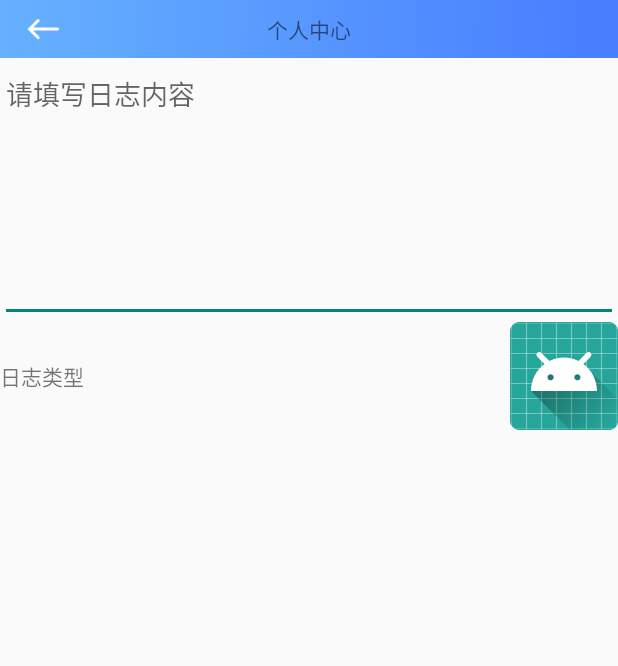
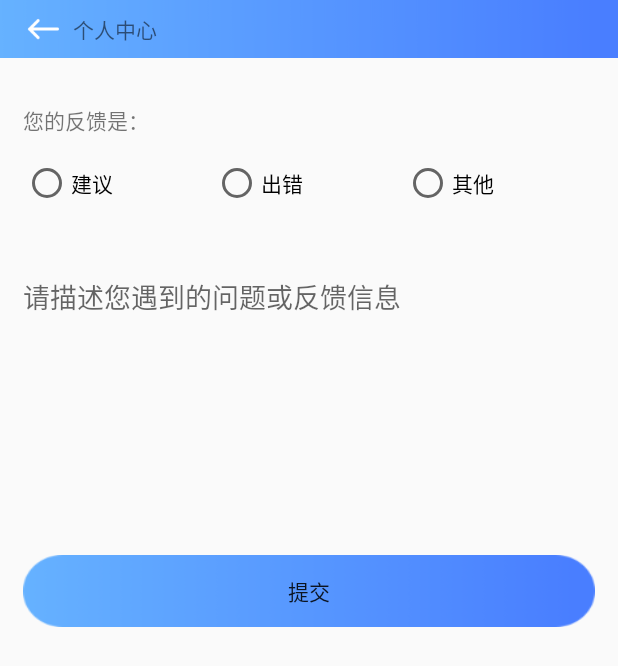
Before and after one commit to eagle913/SDWans, an Android app: the LogReportActivity screen opened directly, with no data from a screen before it, on a phone screen of 412 x 824 dp. Shown: the top 666 px of the screen. Run offline under Robolectric (Android 15) with nearby library versions, the phone set to English and light mode, and no system bars.

Commit message:
modify
界面调整

```diff
--- a/app/src/main/res/layout/activity_edit.xml
+++ b/app/src/main/res/layout/activity_edit.xml
@@ -10,10 +10,11 @@
     <include layout="@layout/header_layout" />
 
     <LinearLayout
-        android:background="@drawable/personal_item_line_bottom"
         android:id="@+id/linAvter"
         android:layout_width="match_parent"
-        android:layout_height="wrap_content"
+        android:layout_height="@dimen/common_item_height"
+        android:layout_marginLeft="@dimen/common_root_margin"
+        android:layout_marginRight="@dimen/common_root_margin"
         android:gravity="center_vertical"
         android:orientation="horizontal">
 
@@ -35,10 +36,11 @@
     </LinearLayout>
 
     <LinearLayout
-        android:background="@drawable/personal_item_line_bottom"
         android:id="@+id/linNick"
         android:layout_width="match_parent"
-        android:layout_height="wrap_content"
+        android:layout_height="@dimen/common_item_height"
+        android:layout_marginLeft="@dimen/common_root_margin"
+        android:layout_marginRight="@dimen/common_root_margin"
         android:gravity="center_vertical"
         android:orientation="horizontal">
 
@@ -51,14 +53,17 @@
         <TextView
             android:layout_width="wrap_content"
             android:layout_height="wrap_content"
+            android:drawableRight="@mipmap/sd_right_icon"
+            android:gravity="center_vertical"
             android:text="王小明" />
     </LinearLayout>
 
     <LinearLayout
-        android:background="@drawable/personal_item_line_bottom"
         android:id="@+id/linAcc"
         android:layout_width="match_parent"
-        android:layout_height="wrap_content"
+        android:layout_height="@dimen/common_item_height"
+        android:layout_marginLeft="@dimen/common_root_margin"
+        android:layout_marginRight="@dimen/common_root_margin"
         android:gravity="center_vertical"
         android:orientation="horizontal">
 
@@ -71,14 +76,17 @@
         <TextView
             android:layout_width="wrap_content"
             android:layout_height="wrap_content"
+            android:drawableRight="@mipmap/sd_right_icon"
+            android:gravity="center_vertical"
             android:text="tiger@163.com" />
     </LinearLayout>
 
     <LinearLayout
-        android:background="@drawable/personal_item_line_bottom"
         android:id="@+id/linCompany"
         android:layout_width="match_parent"
-        android:layout_height="wrap_content"
+        android:layout_height="@dimen/common_item_height"
+        android:layout_marginLeft="@dimen/common_root_margin"
+        android:layout_marginRight="@dimen/common_root_margin"
         android:gravity="center_vertical"
         android:orientation="horizontal">
 
@@ -86,11 +94,13 @@
             android:layout_width="wrap_content"
             android:layout_height="wrap_content"
             android:layout_weight="1"
-            android:text="@string/edit_avter" />
+            android:text="@string/edit_company" />
 
         <TextView
             android:layout_width="wrap_content"
             android:layout_height="wrap_content"
+            android:drawableRight="@mipmap/sd_right_icon"
+            android:gravity="center_vertical"
             android:text="风云科技优先公司" />
     </LinearLayout>
 </LinearLayout>
--- a/app/src/main/res/layout/activity_log_report.xml
+++ b/app/src/main/res/layout/activity_log_report.xml
@@ -10,33 +10,66 @@
         android:id="@+id/inc_header"
         layout="@layout/header_layout" />
 
+    <LinearLayout
+        android:id="@+id/linType"
+        android:layout_width="match_parent"
+        android:layout_height="wrap_content"
+        android:layout_marginTop="@dimen/common_root_margin"
+        android:orientation="vertical"
+        android:padding="@dimen/common_root_margin"
+        app:layout_constraintTop_toBottomOf="@id/inc_header">
+
+        <TextView
+            android:layout_width="wrap_content"
+            android:layout_height="wrap_content"
+            android:text="@string/report_your_idea" />
+
+        <RadioGroup
+            android:layout_width="match_parent"
+            android:id="@+id/radio"
+            android:layout_height="wrap_content"
+            android:layout_marginTop="@dimen/common_root_margin"
+            android:orientation="horizontal">
+
+            <RadioButton
+                android:layout_width="wrap_content"
+                android:layout_height="wrap_content"
+                android:layout_weight="1"
+                android:text="@string/report_type_suj" />
+
+            <RadioButton
+                android:layout_width="wrap_content"
+                android:layout_height="wrap_content"
+                android:layout_weight="1"
+                android:text="@string/report_type_err" />
+
+            <RadioButton
+                android:layout_width="wrap_content"
+                android:layout_height="wrap_content"
+                android:layout_weight="1"
+                android:text="@string/report_type_other" />
+        </RadioGroup>
+    </LinearLayout>
+
+
     <EditText
         android:id="@+id/editLog"
         android:layout_width="match_parent"
         android:layout_height="wrap_content"
+        android:layout_marginTop="@dimen/common_root_margin"
+        android:background="@color/transparent"
         android:gravity="start"
         android:hint="@string/report_hint"
         android:lines="7"
-        app:layout_constraintTop_toBottomOf="@id/inc_header" />
+        android:padding="@dimen/common_root_margin"
+        app:layout_constraintTop_toBottomOf="@id/linType" />
 
-    <LinearLayout
+    <Button
         android:layout_width="match_parent"
         android:layout_height="wrap_content"
-        android:gravity="center_vertical"
-        android:orientation="horizontal"
-        app:layout_constraintTop_toBottomOf="@+id/editLog">
+        android:layout_margin="@dimen/common_root_margin"
+        android:background="@mipmap/sd_btn_blue"
+        android:text="@string/report_submit"
+        app:layout_constraintTop_toBottomOf="@+id/editLog" />
 
-        <TextView
-            android:layout_width="wrap_content"
-            android:layout_height="wrap_content"
-            android:layout_weight="1"
-            android:text="@string/report_log_type" />
-
-        <TextView
-            android:id="@+id/txtType"
-            android:layout_width="wrap_content"
-            android:layout_height="wrap_content"
-            android:drawablePadding="10dp"
-            android:drawableRight="@mipmap/ic_launcher" />
-    </LinearLayout>
 </android.support.constraint.ConstraintLayout>
--- a/app/src/main/res/layout/header_layout.xml
+++ b/app/src/main/res/layout/header_layout.xml
@@ -9,6 +9,7 @@
 
         <RelativeLayout
             android:id="@+id/relBar"
+            android:gravity="center_vertical"
             android:layout_width="match_parent"
             android:layout_height="wrap_content"
             android:layout_marginLeft="10dp"
@@ -20,13 +21,22 @@
                 android:layout_width="wrap_content"
                 android:layout_height="wrap_content"
                 android:src="@mipmap/sd_back" />
+            <TextView
+                android:id="@+id/txtRight"
+                android:layout_width="wrap_content"
+                android:layout_height="wrap_content"
+                android:layout_alignParentRight="true" />
 
             <TextView
                 android:id="@+id/txtTitle"
+                android:layout_toRightOf="@+id/imgBack"
+                android:layout_toLeftOf="@+id/txtRight"
                 android:layout_width="wrap_content"
                 android:layout_height="wrap_content"
                 android:layout_centerInParent="true"
                 android:text="@string/personal_text" />
+
+
         </RelativeLayout>
 
 </RelativeLayout>
--- a/app/src/main/res/values/dimens.xml
+++ b/app/src/main/res/values/dimens.xml
@@ -4,6 +4,10 @@
     <dimen name="activity_vertical_margin">16dp</dimen>
     <dimen name="padding_left_right">10dp</dimen>
     <dimen name="text_size_14">14sp</dimen>
+    <dimen name="common_item_height">60dp</dimen>
+    <dimen name="common_root_margin">15dp</dimen>
+
+
 
 
 </resources>
--- a/app/src/main/res/values/strings.xml
+++ b/app/src/main/res/values/strings.xml
@@ -42,10 +42,15 @@
     <string name="personal_idea">意见反馈</string>
     <string name="personal_exit">退出登录</string>
 
-    <string name="report_hint">请填写日志内容</string>
+    <string name="report_hint">请描述您遇到的问题或反馈信息</string>
     <string name="report_log_type">日志类型</string>
     <string name="report_log_today">当天日志</string>
     <string name="report_log_all">所有日志</string>
+    <string name="report_your_idea">您的反馈是：</string>
+    <string name="report_type_suj">建议</string>
+    <string name="report_type_err">出错</string>
+    <string name="report_type_other">其他</string>
+    <string name="report_submit">提交</string>
 
     <string name="traffic_title">流量统计</string>
     <string name="traffic_total_year">%d年累计使用流量</string>
```
